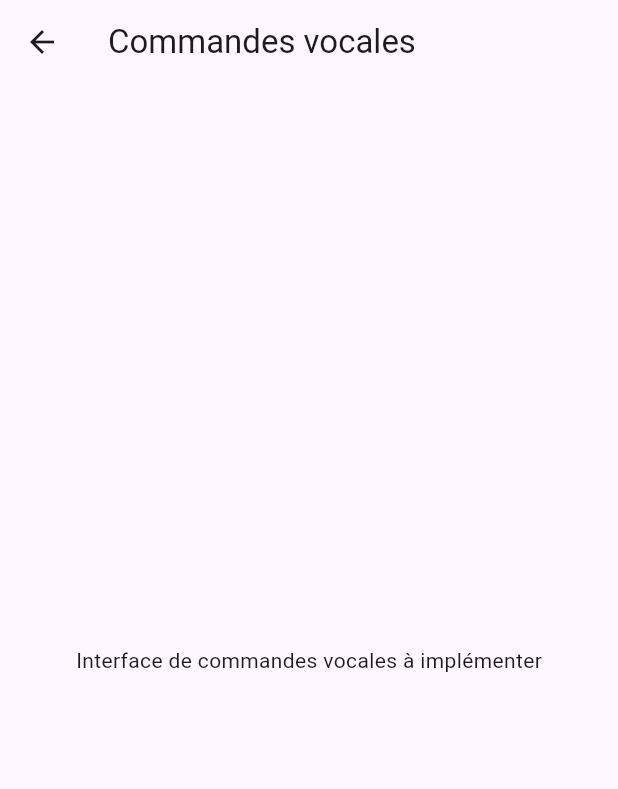
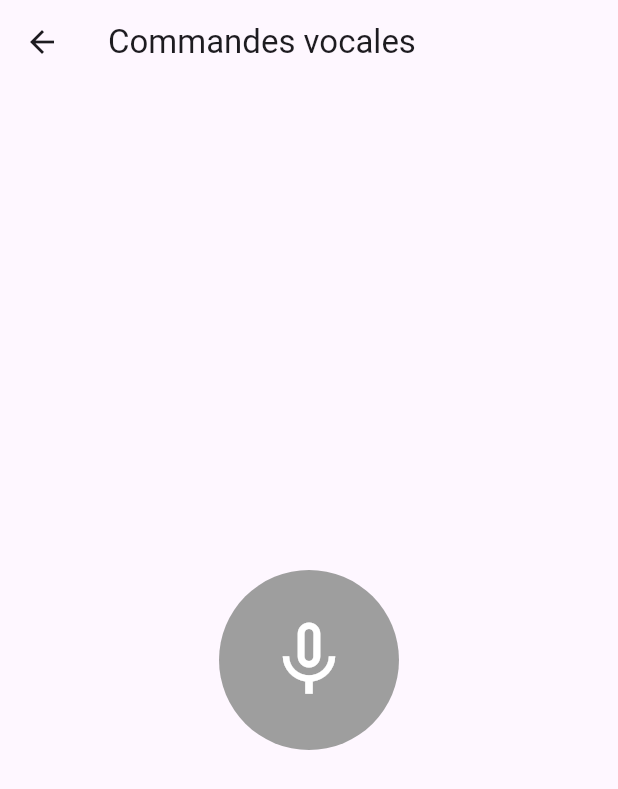
Before and after one commit to Zyphorah/YoloBot-Explorer, a Flutter app: the VoiceCommand screen opened directly, on a phone screen of 412 x 824 dp. Shown: the top 789 px of the screen. Run offline on Flutter 3.47's test engine with Material 3 defaults, Android fonts, the phone set to English and light mode, and no system bars; our stand-ins replace flutter_blue_plus.

Commit message:
Programmation implémentation de la classe voice_command.dart

```diff
--- a/mobile_app/lib/screens/menu_staggered_animations.dart
+++ b/mobile_app/lib/screens/menu_staggered_animations.dart
@@ -2,7 +2,7 @@
 import 'package:flutter/material.dart';
 import '../widget/Menu/menu_app_bar.dart';
 import '../widget/Menu/menu_build_drawer.dart';
-import '../widget/Menu/Logiques/drawer_controller_helper.dart';
+import '../widget/Menu/logiques/drawer_controller_helper.dart';
 import 'manual_command.dart';
 
 class MenuStaggeredAnimations extends StatefulWidget {
--- a/mobile_app/lib/screens/voice_command.dart
+++ b/mobile_app/lib/screens/voice_command.dart
@@ -8,14 +8,35 @@ class VoiceCommand extends StatefulWidget {
 }
 
 class _VoiceCommandState extends State<VoiceCommand> {
+  bool isActivated = false;
+
   @override
   Widget build(BuildContext context) {
     return Scaffold(
       appBar: AppBar(
         title: const Text('Commandes vocales'),
       ),
-      body: const Center(
-        child: Text('Interface de commandes vocales à implémenter'),
+      body: Center(
+        child: GestureDetector(
+          onTap: () {
+            setState(() {
+              isActivated = !isActivated;
+            });
+          },
+          child: Container(
+            width: 120,
+            height: 120,
+            decoration: BoxDecoration(
+              shape: BoxShape.circle,
+              color: isActivated ? Colors.red : Colors.grey,
+            ),
+            child: Icon(
+              isActivated ? Icons.mic : Icons.mic_none,
+              size: 60,
+              color: Colors.white,
+            ),
+          ),
+        ),
       ),
     );
   }
--- a/mobile_app/lib/widget/Button/left_right_up_down_direction.dart
+++ b/mobile_app/lib/widget/Button/left_right_up_down_direction.dart
@@ -1,5 +1,5 @@
 import 'package:flutter/material.dart';
-import 'DirectionalButton.dart';
+import 'directional_button.dart';
 
 class LeftRightUpDownDirection extends StatelessWidget {
   bool isStopping;
--- a/mobile_app/lib/widget/Menu/menu.dart
+++ b/mobile_app/lib/widget/Menu/menu.dart
@@ -1,7 +1,7 @@
 import 'package:flutter/material.dart';
 
-import 'MenuBuildContent/menu_build_content.dart';
-import 'MenuBuildContent/menu_logo.dart';
+import 'menu_build_content/menu_build_content.dart';
+import 'menu_build_content/menu_logo.dart';
 
 class Menu extends StatefulWidget {
   const Menu({super.key});
--- a/mobile_app/lib/widget/Menu/menu_build_content/menu_build_content.dart
+++ b/mobile_app/lib/widget/Menu/menu_build_content/menu_build_content.dart
@@ -1,6 +1,6 @@
 import 'package:flutter/material.dart';
 
-import 'Enfants/menu_buildlistItems.dart';
+import 'enfants/menu_buildlistItems.dart';
 
 class MenuBuildContent extends StatelessWidget {
   final AnimationController staggeredController;
```
